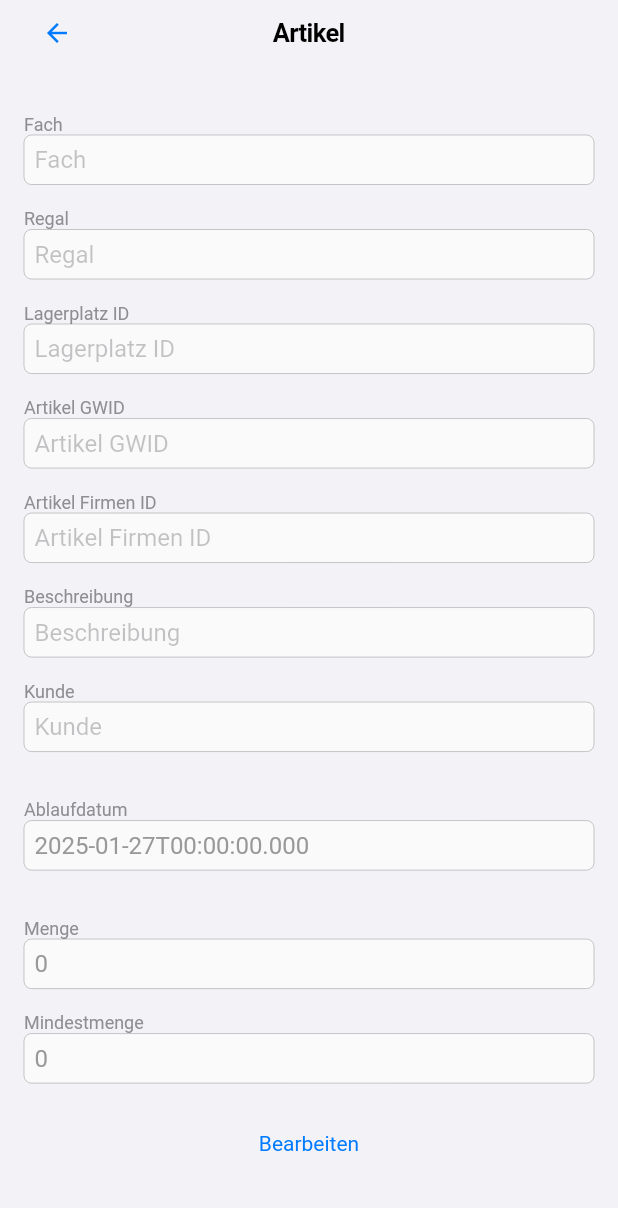
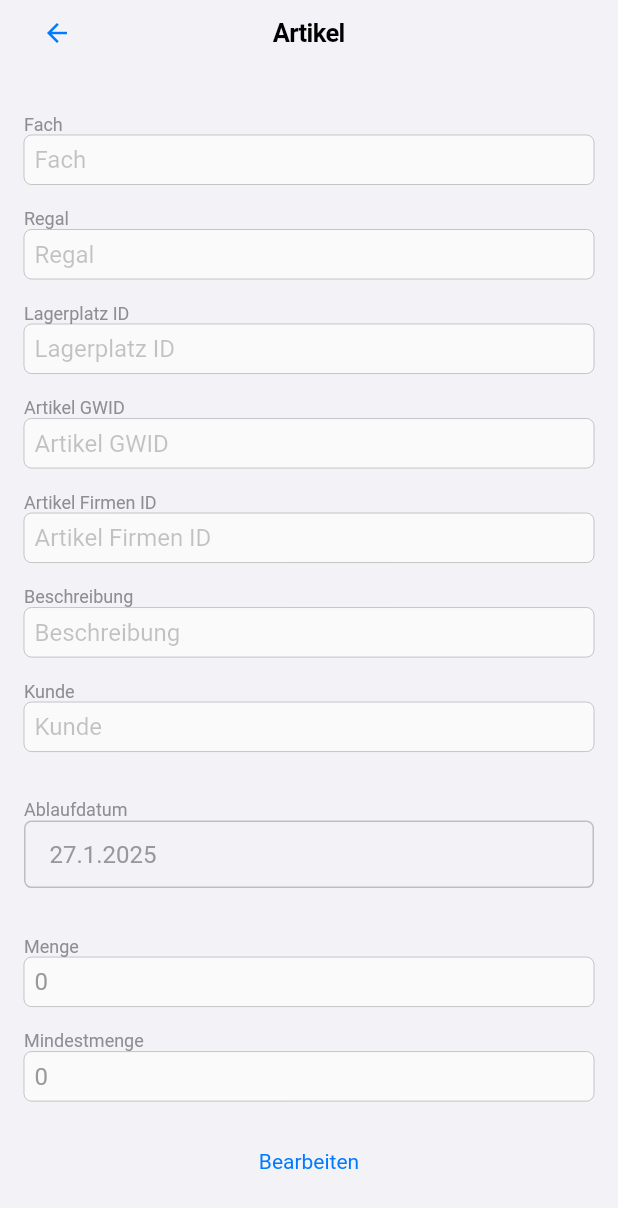
Before and after one commit to SchwarzenbergerDaniel/lagerverwaltung, a Flutter app: the ArtikelPage screen opened directly with empty values, on a phone screen of 412 x 824 dp. Shown: the top 1208 px of the screen. Run offline on Flutter 3.47's test engine with Material 3 defaults, Android fonts, the phone set to English and light mode, and no system bars; our stand-ins replace get_it, google_sign_in, permission_handler, shared_preferences; missing offline and left inert: mailer, mobile_scanner; accounts and stored records are empty.

Commit message:
maybe fixed Datetime
Have to try on ios

```diff
--- a/lagerverwaltung/lib/main.dart
+++ b/lagerverwaltung/lib/main.dart
@@ -123,7 +123,6 @@ class _MyHomePageState extends State<MyHomePage> {
             entries +
             entries,
         Constants.TO_MAIL_DEFAULT);
-    final logs = await loggerService.getLogs();
   }
 
   void scanLagerplatzCode() async {
--- a/lagerverwaltung/lib/page/artikel_page.dart
+++ b/lagerverwaltung/lib/page/artikel_page.dart
@@ -29,7 +29,7 @@ class _ArtikelPageState extends State<ArtikelPage> {
   late TextEditingController kundeController;
   late TextEditingController mengeController;
   late TextEditingController mindestMengeController;
-  late TextEditingController ablaufDatumController;
+  DateTime? ablaufDatum;
   late bool isEditable = widget.isEditable;
 
   @override
@@ -50,11 +50,7 @@ class _ArtikelPageState extends State<ArtikelPage> {
         TextEditingController(text: widget.entry?.menge?.toString() ?? '');
     mindestMengeController = TextEditingController(
         text: widget.entry?.mindestMenge?.toString() ?? '');
-    ablaufDatumController = TextEditingController(
-  text: widget.entry?.ablaufdatum != null
-      ? widget.entry!.ablaufdatum!.toIso8601String()
-      : '',
-);
+    ablaufDatum = widget.entry?.ablaufdatum;
   }
 
   @override
@@ -70,15 +66,15 @@ class _ArtikelPageState extends State<ArtikelPage> {
           padding: const EdgeInsets.all(16.0),
           children: [
             const SizedBox(height: 16),
-            _buildReadOnlyField(label:  'Fach', controller: fachController),
+            _buildReadOnlyField(label: 'Fach', controller: fachController),
             _buildReadOnlyField(label: 'Regal', controller: regalController),
             _buildReadOnlyField(label: 'Lagerplatz ID', controller: lagerplatzIdController),
-            _buildReadOnlyField(label:'Artikel GWID', controller: artikelGWIDController),
-            _buildReadOnlyField(label:'Artikel Firmen ID', controller: arikelFirmenIdController),
-            _buildReadOnlyField(label:'Beschreibung', controller: beschreibungController),
-            _buildReadOnlyField(label:'Kunde', controller: kundeController),
+            _buildReadOnlyField(label: 'Artikel GWID', controller: artikelGWIDController),
+            _buildReadOnlyField(label: 'Artikel Firmen ID', controller: arikelFirmenIdController),
+            _buildReadOnlyField(label: 'Beschreibung', controller: beschreibungController),
+            _buildReadOnlyField(label: 'Kunde', controller: kundeController),
             const SizedBox(height: 16),
-            _buildReadOnlyField(label: 'Ablaufdatum', controller: ablaufDatumController, inputType: TextInputType.datetime),
+            _buildDatePickerField(label: 'Ablaufdatum'),
             const SizedBox(height: 16),
             _buildReadOnlyField(label: 'Menge', controller: mengeController, inputType: TextInputType.number),
             _buildReadOnlyField(label: 'Mindestmenge', controller: mindestMengeController, inputType: TextInputType.number),
@@ -96,7 +92,7 @@ class _ArtikelPageState extends State<ArtikelPage> {
                         kundeController.text.isEmpty ||
                         mengeController.text.isEmpty ||
                         mindestMengeController.text.isEmpty ||
-                        ablaufDatumController.text.isEmpty) {
+                        ablaufDatum == null) {
                       Showsnackbar.showSnackBar(context, "Felder sind leer!\nKorrigiere diese bitte");
                       return;
                     }
@@ -112,7 +108,7 @@ class _ArtikelPageState extends State<ArtikelPage> {
                       kunde: kundeController.text,
                       menge: int.tryParse(mengeController.text),
                       mindestMenge: int.tryParse(mindestMengeController.text),
-                      ablaufdatum: DateTime.tryParse(ablaufDatumController.text),
+                      ablaufdatum: ablaufDatum,
                     );
                     lagerListenVerwaltungsService
                         .addToLagerliste(lagerlistenEntry);
@@ -127,8 +123,11 @@ class _ArtikelPageState extends State<ArtikelPage> {
     );
   }
 
-  Widget _buildReadOnlyField({required String label, required TextEditingController controller,
-      TextInputType inputType = TextInputType.text}) {
+  Widget _buildReadOnlyField({
+    required String label,
+    required TextEditingController controller,
+    TextInputType inputType = TextInputType.text,
+  }) {
     return Column(
       crossAxisAlignment: CrossAxisAlignment.start,
       children: [
@@ -154,4 +153,82 @@ class _ArtikelPageState extends State<ArtikelPage> {
       ],
     );
   }
+
+  Widget _buildDatePickerField({required String label}) {
+  return Column(
+    crossAxisAlignment: CrossAxisAlignment.start,
+    children: [
+      Text(
+        label,
+        style: TextStyle(
+          fontSize: 12,
+          color: CupertinoTheme.of(context).barBackgroundColor,
+        ),
+      ),
+      CupertinoTextField(
+        readOnly: true,
+        placeholder: 'Kein Datum ausgewählt',
+        controller: TextEditingController(
+          text: ablaufDatum != null
+              ? '${ablaufDatum!.day}.${ablaufDatum!.month}.${ablaufDatum!.year}'
+              : '',
+        ),
+        onTap: isEditable
+            ? () {
+                showCupertinoModalPopup(
+                  context: context,
+                  builder: (context) => Container(
+                    height: 300,
+                    color: CupertinoColors.systemBackground,
+                    child: Column(
+                      children: [
+                        SizedBox(
+                          height: 200,
+                          child: CupertinoDatePicker(
+                            mode: CupertinoDatePickerMode.date,
+                            initialDateTime: ablaufDatum ?? DateTime.now(),
+                            minimumDate: DateTime(2000),
+                            maximumDate: DateTime(2100),
+                            onDateTimeChanged: (DateTime newDate) {
+                              setState(() {
+                                ablaufDatum = newDate;
+                              });
+                            },
+                          ),
+                        ),
+                        CupertinoButton(
+                          child: const Text('Fertig'),
+                          onPressed: () {
+                            Navigator.pop(context);
+                          },
+                        ),
+                      ],
+                    ),
+                  ),
+                );
+              }
+            : null,
+        padding: const EdgeInsets.symmetric(vertical: 12, horizontal: 16),
+        decoration: BoxDecoration(
+          color: CupertinoColors.systemGrey6,
+          borderRadius: BorderRadius.circular(5),
+          border: Border.all(
+            color: CupertinoColors.separator,
+          ),
+        ),
+        style: TextStyle(
+          fontSize: 16,
+          color: isEditable
+              ? CupertinoColors.label
+              : CupertinoColors.inactiveGray,
+        ),
+        placeholderStyle: const TextStyle(
+          fontSize: 16,
+          color: CupertinoColors.placeholderText,
+        ),
+      ),
+      const SizedBox(height: 16),
+    ],
+  );
 }
+}
```
Also changed, not shown: lagerverwaltung/lib/utils/scan_artikel_code_after_lagerplatz.dart (+5 -5 lines).
